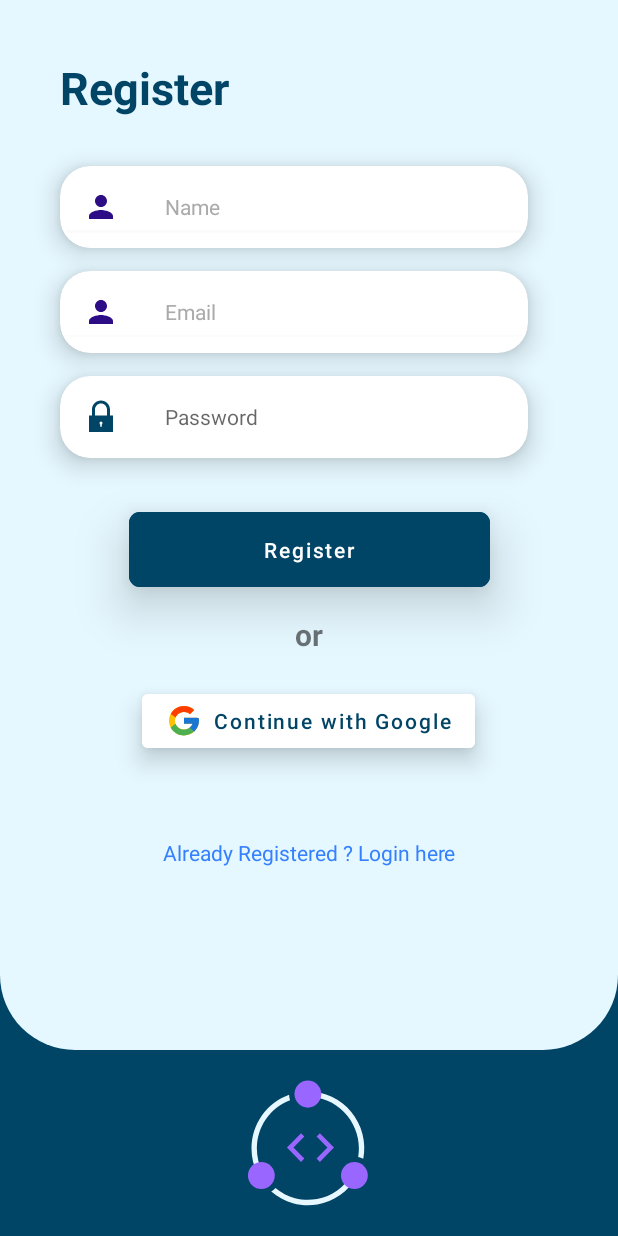
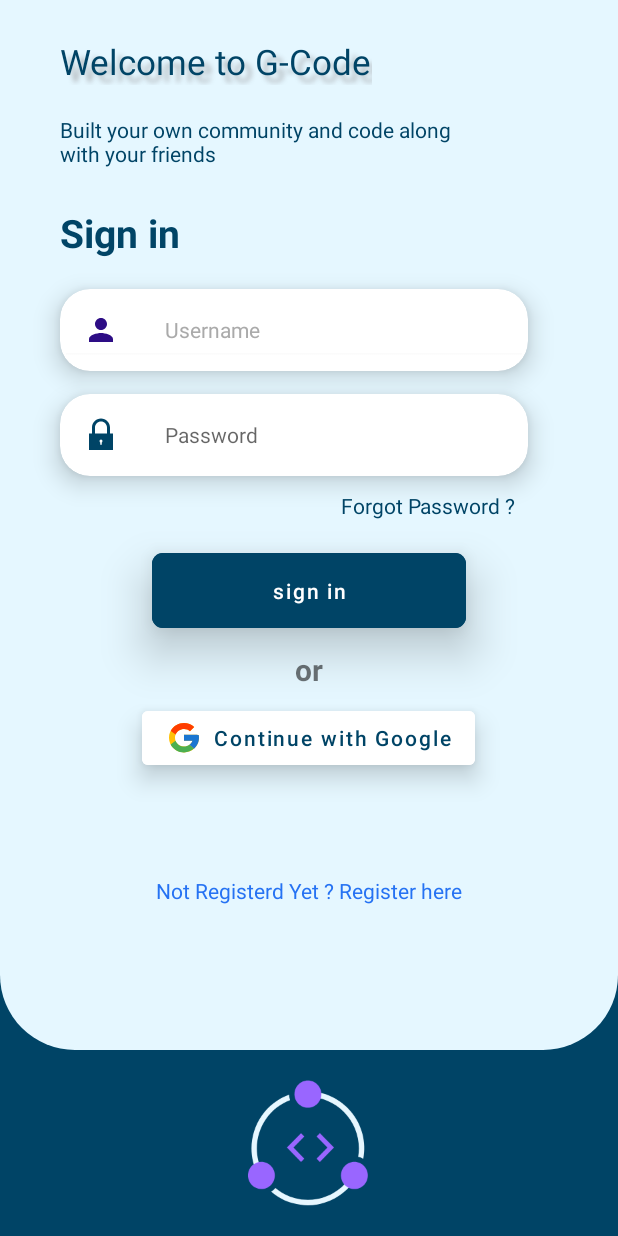
Before and after one commit to AppDevProzects/G-code, an Android app: the screen it shows after launch (register_Activity before the commit, LoginActivity after it), on a phone screen of 412 x 824 dp. Run offline under Robolectric (Android 15) with nearby library versions, the phone set to English and light mode, and no system bars; our stand-ins replace Firebase (no records; nobody signed in at launch, a user with empty details on screens opened directly); Roboto replaces fonts that are not available here.

```diff
--- a/app/build.gradle
+++ b/app/build.gradle
@@ -29,7 +29,7 @@ android {
 }
 
 dependencies {
-
+    implementation 'com.android.volley:volley:1.2.1'
     implementation 'androidx.appcompat:appcompat:1.3.1'
     implementation 'com.google.android.material:material:1.4.0'
     implementation 'androidx.constraintlayout:constraintlayout:2.1.0'
@@ -39,4 +39,6 @@ dependencies {
     testImplementation 'junit:junit:4.+'
     androidTestImplementation 'androidx.test.ext:junit:1.1.3'
     androidTestImplementation 'androidx.test.espresso:espresso-core:3.4.0'
+    implementation 'com.github.bumptech.glide:glide:4.13.0'
+    annotationProcessor 'com.github.bumptech.glide:compiler:4.13.0'
 }
--- a/app/src/main/AndroidManifest.xml
+++ b/app/src/main/AndroidManifest.xml
@@ -1,6 +1,8 @@
 <?xml version="1.0" encoding="utf-8"?>
 <manifest xmlns:android="http://schemas.android.com/apk/res/android"
     package="com.example.gcode">
+
+    <uses-permission android:name="android.permission.INTERNET"/>
 
     <application
         android:allowBackup="true"
@@ -27,7 +29,6 @@
             android:exported="true">
             <intent-filter>
                 <action android:name="android.intent.action.MAIN" />
-
                 <category android:name="android.intent.category.LAUNCHER" />
             </intent-filter>
         </activity>
--- a/app/src/main/java/com/example/gcode/LoginActivity.java
+++ b/app/src/main/java/com/example/gcode/LoginActivity.java
@@ -62,9 +62,9 @@ public class LoginActivity extends AppCompatActivity implements View.OnClickList
         mGoogleSignInClient = GoogleSignIn.getClient(this, gSignOp);
     }
 
-    public void signIn(View view) {
-
-    }
+//    public void signIn(View view) {
+//
+//    }
 
     @Override
     public void onActivityResult(int requestCode, int resultCode, Intent data) {
--- a/app/src/main/java/com/example/gcode/MainActivity.java
+++ b/app/src/main/java/com/example/gcode/MainActivity.java
@@ -2,8 +2,11 @@ package com.example.gcode;
 
 import androidx.appcompat.app.AppCompatActivity;
 
+import android.content.Context;
 import android.content.Intent;
+import android.content.SharedPreferences;
 import android.os.Bundle;
+import android.os.Handler;
 import android.view.View;
 import android.widget.Button;
 import android.widget.TextView;
@@ -21,6 +24,10 @@ public class MainActivity extends AppCompatActivity {
     protected void onCreate(Bundle savedInstanceState) {
         super.onCreate(savedInstanceState);
         setContentView(R.layout.activity_main);
+
+//        SharedPreferences sharedPref = getActivity().getPreferences(Context.MODE_PRIVATE);
+        SharedPreferences sp = getSharedPreferences("application",Context.MODE_PRIVATE);
+        int val = sp.getInt("Last_activity",0);
 
 //        button = findViewById(R.id.button);
 //        profileButton = findViewById(R.id.profileButton);
@@ -49,11 +56,25 @@ public class MainActivity extends AppCompatActivity {
 //            }
 //        });
         appLine = findViewById(R.id.appLine);
+        Handler handler = new Handler();
         appLine.animate().alpha(1.0f).setDuration(2000);
-        appLine.animate().alpha(0.0f).setDuration(2000);
-        fuser = FirebaseAuth.getInstance().getCurrentUser();
-        if (fuser!=null) startActivity(new Intent(MainActivity.this,ProfileActivity.class));
-        else startActivity(new Intent(MainActivity.this,register_Activity.class));
+        handler.postDelayed(new Runnable() {
+            @Override
+            public void run() {
+                fuser = FirebaseAuth.getInstance().getCurrentUser();
+                if (fuser!=null){
+                    if (val==0) newactivity(register_Activity.class);
+                    else if (val==1) newactivity(GeneralInfo.class);
+                    else newactivity(ProfileActivity.class);
+                }
+                else newactivity(LoginActivity.class);
+                finish();
+            }
+        },3000);
 
     }
+
+    public void newactivity(Class c){
+        startActivity(new Intent(MainActivity.this,c));
+    }
 }
--- a/app/src/main/res/layout/activity_login.xml
+++ b/app/src/main/res/layout/activity_login.xml
@@ -63,7 +63,7 @@
             android:layout_marginStart="40dp"
             android:layout_marginTop="25dp"
             android:fontFamily="@font/alfa_slab_one"
-            android:shadowColor="#807A7A"
+            android:shadowColor="#7A807A7A"
             android:shadowDx="7"
             android:shadowDy="7"
             android:shadowRadius="4"
@@ -81,10 +81,11 @@
             android:layout_height="wrap_content"
             android:layout_marginStart="40dp"
             android:layout_marginTop="20dp"
-            android:fontFamily="cursive"
-            android:text="Built your own community and \ncode along with your friends"
+            android:layout_marginEnd="30dp"
+            android:paddingEnd="20dp"
+            android:text="Built your own community and code along \nwith your friends"
             android:textColor="@color/primary"
-            android:textSize="21sp"
+            android:textSize="14sp"
             app:layout_constraintEnd_toEndOf="parent"
             app:layout_constraintHorizontal_bias="0.0"
             app:layout_constraintStart_toStartOf="parent"
@@ -209,12 +210,11 @@
             android:id="@+id/textView11"
             android:layout_width="wrap_content"
             android:layout_height="wrap_content"
-            android:fontFamily="cursive"
+            android:minHeight="48dp"
             android:onClick="openRegister"
             android:text="Not Registerd Yet ? Register here"
             android:textColor="#2572F3"
-            android:textSize="17sp"
-            android:textStyle="bold"
+            android:textSize="14sp"
             app:layout_constraintBottom_toBottomOf="parent"
             app:layout_constraintEnd_toEndOf="parent"
             app:layout_constraintStart_toStartOf="parent"
--- a/app/src/main/res/values-night/themes.xml
+++ b/app/src/main/res/values-night/themes.xml
@@ -3,7 +3,7 @@
     <style name="Theme.GCode" parent="Theme.MaterialComponents.DayNight.DarkActionBar">
         <!-- Primary brand color. -->
         <item name="colorPrimary">@color/purple_200</item>
-        <item name="colorPrimaryVariant">@color/purple_700</item>
+        <item name="colorPrimaryVariant">@color/primary</item>
         <item name="colorOnPrimary">@color/black</item>
         <!-- Secondary brand color. -->
         <item name="colorSecondary">@color/teal_200</item>
--- a/app/src/main/res/values/themes.xml
+++ b/app/src/main/res/values/themes.xml
@@ -3,7 +3,7 @@
     <style name="Theme.GCode" parent="Theme.MaterialComponents.DayNight.NoActionBar">
         <!-- Primary brand color. -->
         <item name="colorPrimary">@color/primary</item>
-        <item name="colorPrimaryVariant">@color/purple_700</item>
+        <item name="colorPrimaryVariant">@color/primary</item>
         <item name="colorOnPrimary">@color/white</item>
         <!-- Secondary brand color. -->
         <item name="colorSecondary">@color/teal_200</item>
```
Also changed, not shown: app/src/main/java/com/example/gcode/GeneralInfo.java (+50 -0 lines), app/src/main/java/com/example/gcode/ProfileActivity.java (+44 -0 lines), app/src/main/java/com/example/gcode/register_Activity.java (+12 -0 lines), app/src/main/res/layout/activity_profile.xml (+12 -0 lines), 1 other file.
